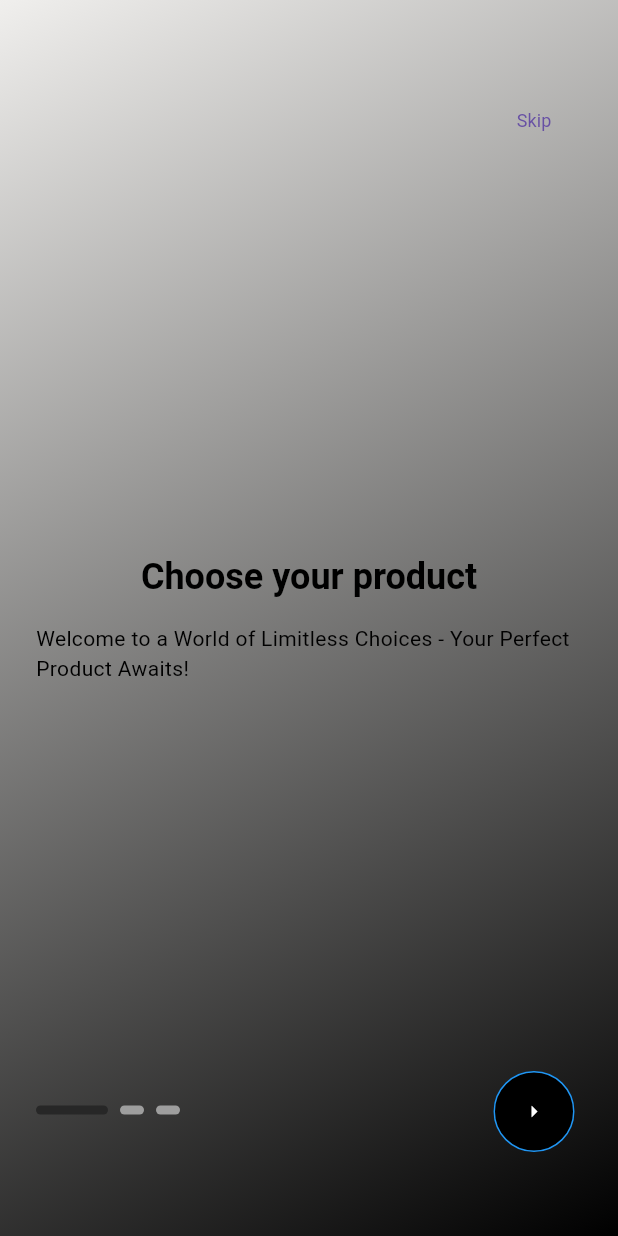
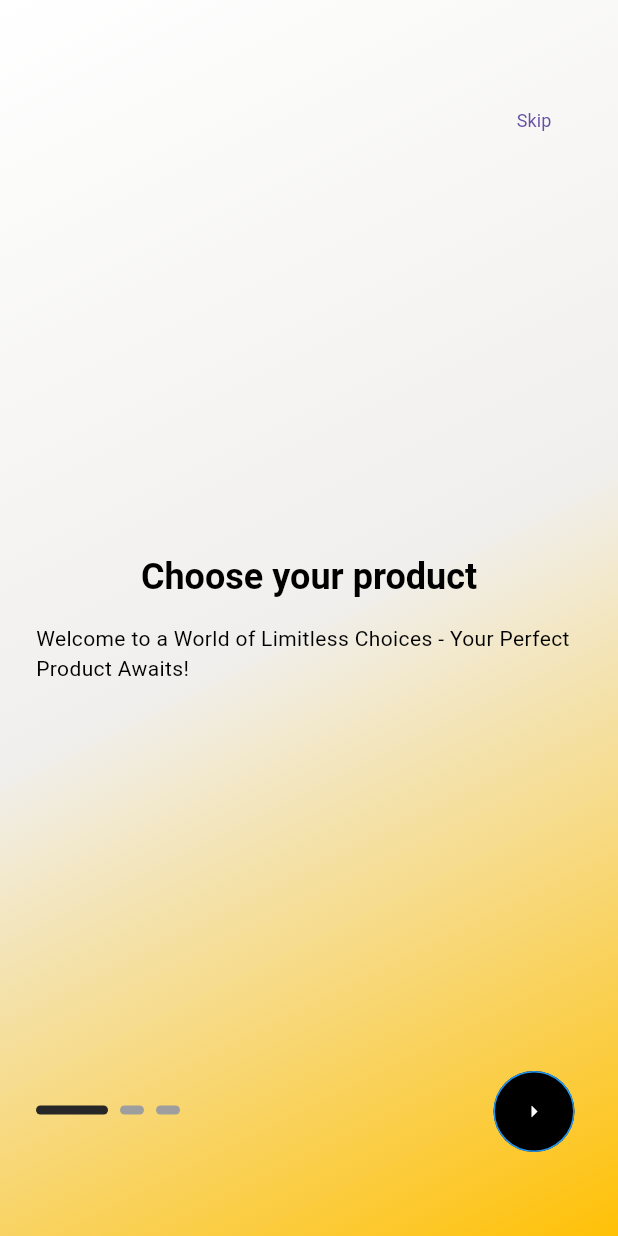
Before and after one commit to Vaishnavi-N-R/simulator, a Flutter app: the screen it shows after launch, on a phone screen of 412 x 824 dp. Run offline on Flutter 3.47's test engine with Material 3 defaults, Android fonts, the phone set to English and light mode, and no system bars; drawn by our look-alikes of smooth_page_indicator; our stand-ins replace animated_splash_screen, get, lottie; Roboto replaces fonts that are missing (Poppins); project files that could hold a hidden picture were left out.

Commit message:
onboarding screen design

```diff
--- a/lib/widgets/onboarding/onboarding_page.dart
+++ b/lib/widgets/onboarding/onboarding_page.dart
@@ -22,13 +22,14 @@ class OnBoardingPage extends StatelessWidget {
           gradient: LinearGradient(
             colors: Get.isDarkMode
                 ? [
-                    Colors.black,
-                    Colors.grey[900]!, // Dark gradient for dark mode
+                    const Color.fromARGB(255, 75, 71, 71), // Start color for dark mode
+                    const Color.fromARGB(255, 240, 196, 63), // End color for dark mode
                   ]
                 : [
+                    Colors.white, // Start color for light mode
                     const Color.fromARGB(
-                        255, 240, 239, 237), // Start color of the gradient
-                    Colors.black, // End color of the gradient
+                        255, 240, 239, 237), // Light gradient color
+                    Colors.amber, // End color for light mode
                   ],
             begin: Alignment.topLeft,
             end: Alignment.bottomRight,
```
